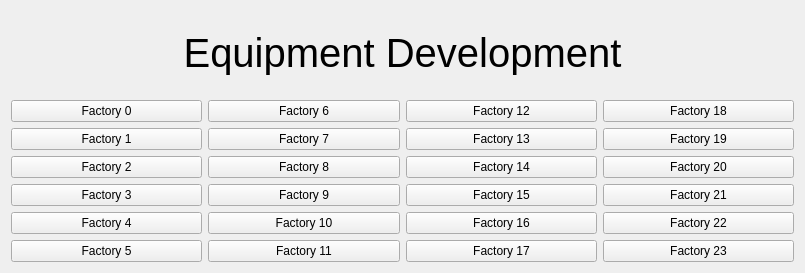
Qt form CyberFleet/ClientGUI/ui/factoryarea.ui (ibicdlcod/GuoMuoRuoProject) before a commit.
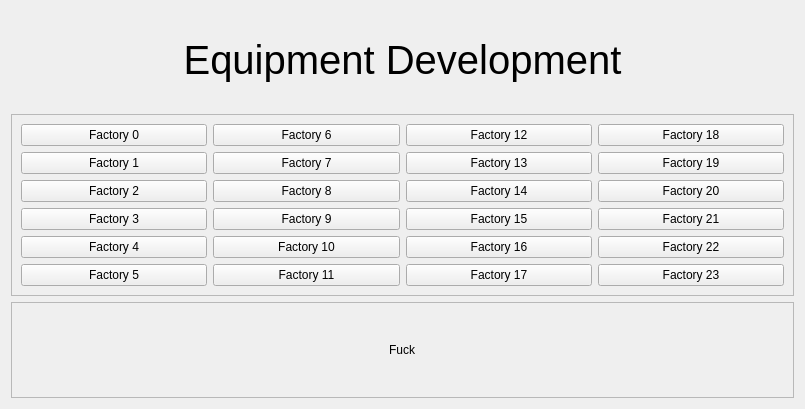
The same form after that commit. Custom widgets are drawn as their Qt base class.

Commit message: prepare userequip in arsenal

```diff
--- a/CyberFleet/ClientGUI/ui/factoryarea.ui
+++ b/CyberFleet/ClientGUI/ui/factoryarea.ui
@@ -7,7 +7,7 @@
     <x>0</x>
     <y>0</y>
     <width>805</width>
-    <height>273</height>
+    <height>409</height>
    </rect>
   </property>
   <property name="windowTitle">
@@ -33,7 +33,16 @@
     </widget>
    </item>
    <item>
-    <layout class="QGridLayout" name="gridLayout">
+    <widget class="QFrame" name="Slots">
+     <property name="frameShape">
+      <enum>QFrame::StyledPanel</enum>
+     </property>
+     <property name="frameShadow">
+      <enum>QFrame::Raised</enum>
+     </property>
+     <layout class="QVBoxLayout" name="verticalLayout_2">
+      <item>
+       <layout class="QGridLayout" name="SlotGrid">
      <item row="0" column="0">
       <widget class="FactorySlot" name="Factory_Slot_0">
        <property name="text">
@@ -203,6 +212,28 @@
       </widget>
      </item>
     </layout>
+      </item>
+     </layout>
+    </widget>
+   </item>
+   <item>
+    <widget class="QFrame" name="ArsenalArea">
+     <property name="frameShape">
+      <enum>QFrame::StyledPanel</enum>
+     </property>
+     <property name="frameShadow">
+      <enum>QFrame::Raised</enum>
+     </property>
+     <layout class="QVBoxLayout" name="verticalLayout_3">
+      <item alignment="Qt::AlignHCenter|Qt::AlignVCenter">
+       <widget class="QLabel" name="label">
+        <property name="text">
+         <string>Fuck</string>
+        </property>
+       </widget>
+      </item>
+     </layout>
+    </widget>
    </item>
   </layout>
  </widget>
```
Lines whose indentation alone changed are shown as unchanged. The commit also changes 6 other files.
